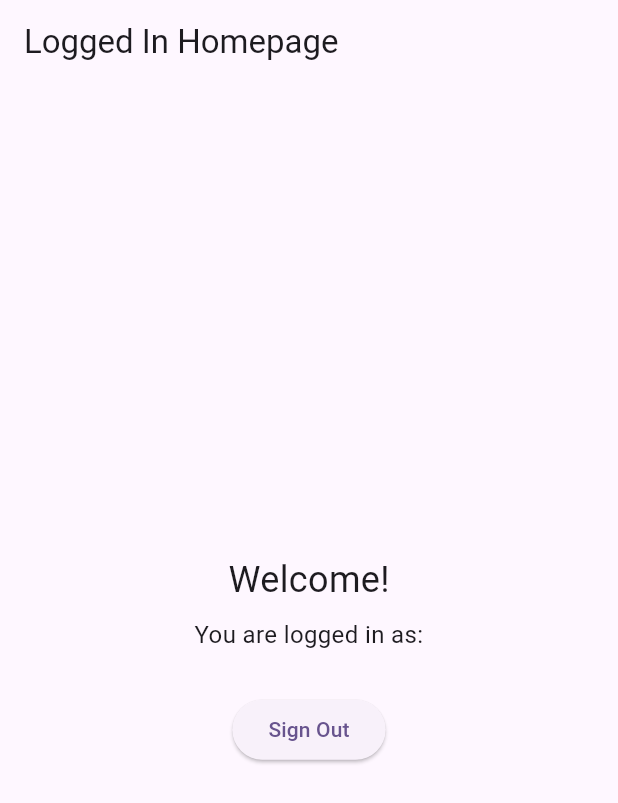
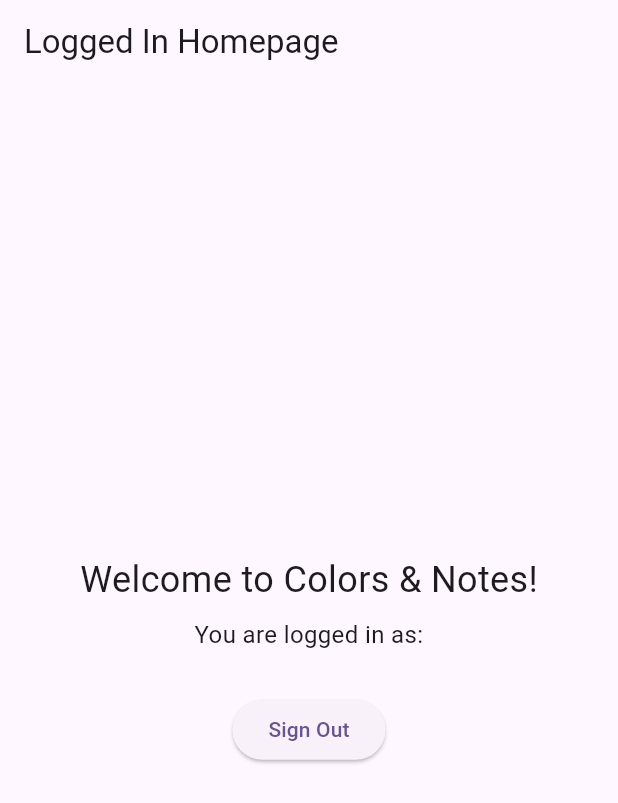
Before and after one commit to Stanworld80/Colors_Notes, a Flutter app: the screen it shows once a user with an empty profile is signed in, on a phone screen of 412 x 824 dp. Shown: the top 803 px of the screen. Run offline on Flutter 3.47's test engine with Material 3 defaults, Android fonts, the phone set to English and light mode, and no system bars; our stand-ins replace firebase_auth, firebase_core, google_sign_in; accounts and stored records are empty.

Commit message:
change homepage

```diff
--- a/lib/screens/logged_homepage.dart
+++ b/lib/screens/logged_homepage.dart
@@ -38,7 +38,7 @@ class LoggedHomepage extends StatelessWidget {
           mainAxisAlignment: MainAxisAlignment.center,
           children: <Widget>[
             const Text(
-              'Welcome!',
+              'Welcome to Colors & Notes!',
               style: TextStyle(fontSize: 24),
             ),
             if (user != null) // Afficher l'email de l'utilisateur si disponible
```
